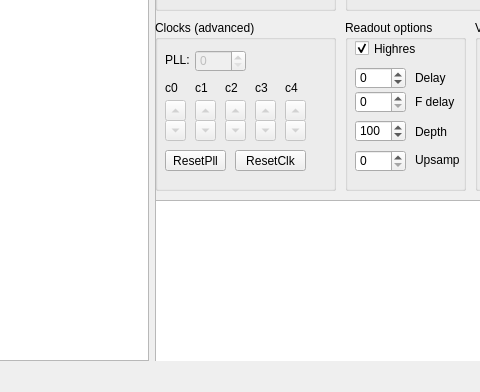
Before: the Qt Designer form software/HaasoscopePro.ui in drandyhaas/HaasoscopePro, drawn with Qt 5; both pictures show x 657 to 1137 and y 408 to 800 of the 1221 by 800 pixel window.
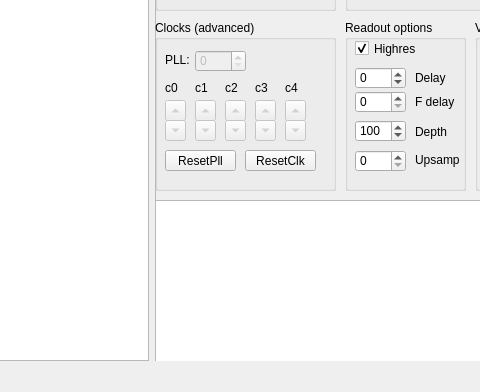
After: the same form once the commit is applied. Custom widgets are drawn as their Qt base class.

Commit message: Organize a little, QPushbutton

Diff of the .ui file:
```diff
--- a/software/HaasoscopePro.ui
+++ b/software/HaasoscopePro.ui
@@ -1867,7 +1867,7 @@
          <rect>
           <x>10</x>
           <y>130</y>
-          <width>61</width>
+          <width>71</width>
           <height>21</height>
          </rect>
         </property>
@@ -1883,7 +1883,7 @@
        <widget class="QPushButton" name="adfresetButton">
         <property name="geometry">
          <rect>
-          <x>80</x>
+          <x>90</x>
           <y>130</y>
           <width>71</width>
           <height>21</height>
```
